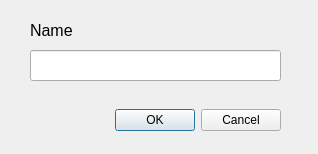
Above: ui/NewRecipe_Dialog.ui from teamautiste/Robots before the change. Below: the same form after it.
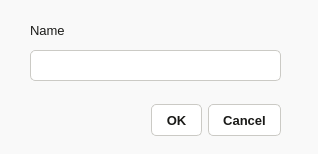
That is the form after the change.

Diff of the .ui file:
```diff
--- a/ui/NewRecipe_Dialog.ui
+++ b/ui/NewRecipe_Dialog.ui
@@ -11,7 +11,56 @@
    </rect>
   </property>
   <property name="windowTitle">
-   <string>New Recipe</string>
+   <string>Nueva Receta</string>
+  </property>
+  <property name="styleSheet">
+   <string notr="true">
+QDialog {
+    background-color: #F9F9F9;
+    font-family: &quot;Segoe UI&quot;;
+    font-size: 10pt;
+    color: #1A1A18;
+}
+QLabel {
+    color: #1A1A18;
+    font-size: 10pt;
+    background: transparent;
+    border: none;
+}
+QLineEdit {
+    height: 28px;
+    padding: 0 8px;
+    border: 1px solid #CBCAC5;
+    border-radius: 5px;
+    background: #FFFFFF;
+    color: #1A1A18;
+    font-size: 10pt;
+    selection-background-color: #E6F1FB;
+    selection-color: #185FA5;
+}
+QLineEdit:focus { border-color: #185FA5; }
+QPushButton {
+    height: 30px;
+    padding: 0 14px;
+    border: 1px solid #CBCAC5;
+    border-radius: 5px;
+    background: #FFFFFF;
+    color: #1A1A18;
+    font-size: 10pt;
+    font-weight: 500;
+}
+QPushButton:hover { background: #F4F4F0; border-color: #AAAAAA; }
+QPushButton:pressed { background: #E9E8E3; }
+QDialogButtonBox QPushButton[text="OK"],
+QDialogButtonBox QPushButton[text="&amp;OK"] {
+    background: #185FA5;
+    border-color: #185FA5;
+    color: #E6F1FB;
+    font-weight: 600;
+}
+QDialogButtonBox QPushButton[text="OK"]:hover,
+QDialogButtonBox QPushButton[text="&amp;OK"]:hover { background: #0C447C; }
+    </string>
   </property>
   <widget class="QDialogButtonBox" name="NewRecipe_DialogButton">
    <property name="geometry">
```
